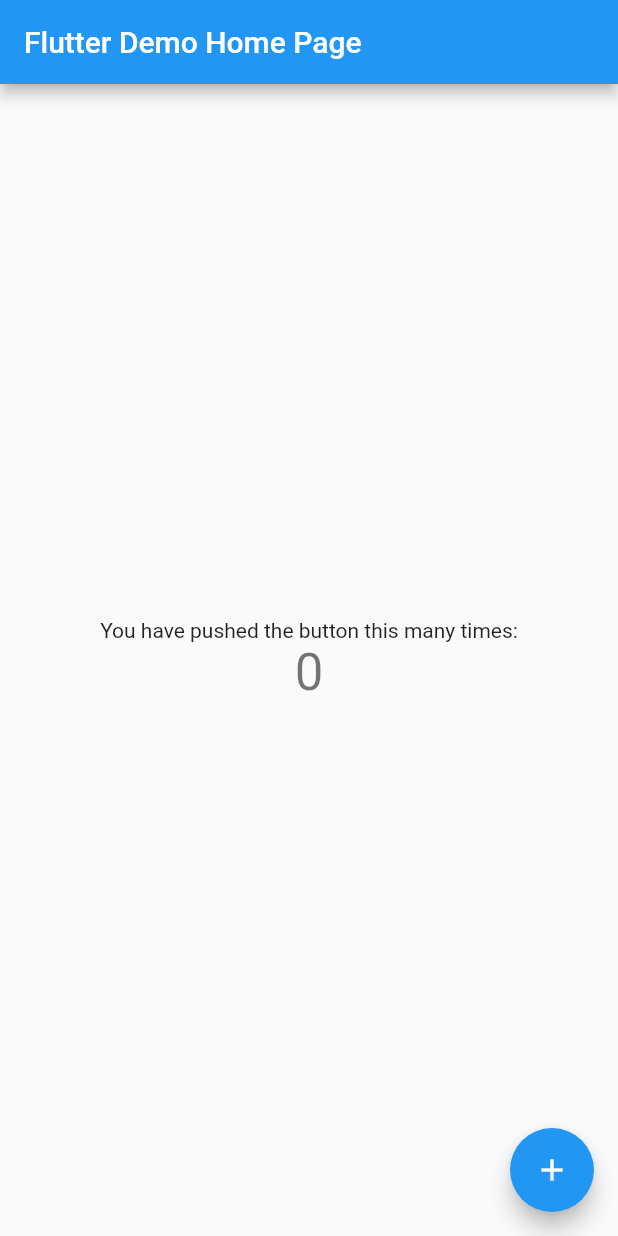
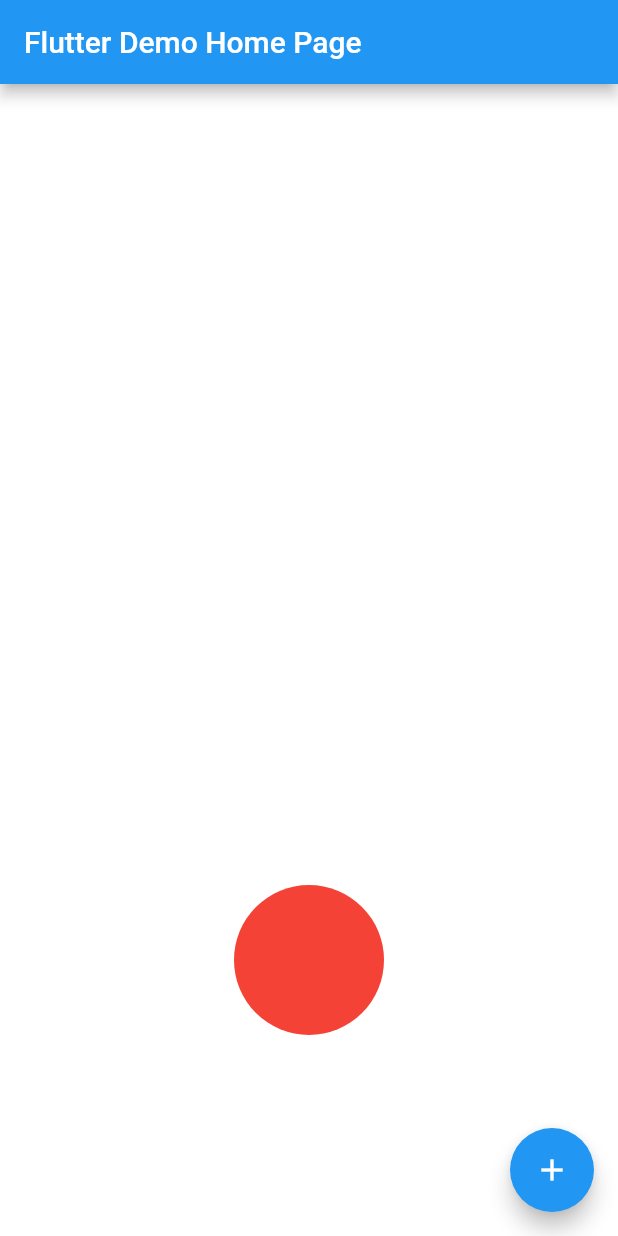
Before and after one commit to MiladAhmadiRepo/CustomPaintAndAnimation, a Flutter app: the screen it shows after launch, on a phone screen of 412 x 824 dp. Run offline on Flutter 3.47's test engine with Material 2 defaults, Android fonts, the phone set to English and light mode, and no system bars.

Commit message:
add custom painter and animation

```diff
--- /dev/null
+++ b/lib/MyScaleAnimation.dart
@@ -0,0 +1,78 @@
+import 'package:custom_paint_and_animation/MyPainter.dart';
+import 'package:flutter/material.dart';
+class MyScaleAnimation extends StatefulWidget {
+  @override
+  _MyScaleAnimationState createState() => _MyScaleAnimationState();
+}
+
+class _MyScaleAnimationState extends State<MyScaleAnimation> with SingleTickerProviderStateMixin {
+  late AnimationController _animationController;
+
+  _MyScaleAnimationState() {
+    // Start the animation in 2 seconds after screen open.
+    Future.delayed(Duration(seconds: 10))
+        .then((_) => _animationController.forward());
+  }
+
+  @override
+  void initState() {
+    super.initState();
+    _animationController = AnimationController(
+      vsync: this,
+      duration: Duration(seconds: 1),
+    );
+  }
+
+  @override
+  void dispose() {
+    // Properly dispose the controller. This is important!
+    _animationController.dispose();
+    super.dispose();
+  }
+
+  @override
+  Widget build(BuildContext context) {
+    return MaterialApp(
+      home: Container(
+        color: Colors.white,
+        child: CustomPaint(
+          painter: AnimatedCustomPainter(
+            _animationController.view,
+          ),
+        ),
+      ),
+    );
+  }
+}
+
+class AnimatedCustomPainter extends CustomPainter {
+  final _paint = Paint();
+  final Animation<double> _size;
+  final Animation<double> _offset;
+  final Animation<Color?> _color;
+
+  AnimatedCustomPainter(Animation<double> animation)
+      : _size = Tween<double>(begin: 50, end: 150).animate(animation),
+        _offset = Tween<double>(begin: 200, end: 0).animate(animation),
+        _color =
+        ColorTween(begin: Colors.red, end: Colors.blue).animate(animation),
+        super(repaint: animation);
+
+  @override
+  void paint(Canvas canvas, Size size) {
+    _paint.color = _color.value??Colors.red;
+    canvas.drawCircle(
+      Offset(
+        size.width / 2,
+        size.height / 2 + _offset.value,
+      ),
+      _size.value,
+      _paint,
+    );
+  }
+
+  @override
+  bool shouldRepaint(CustomPainter oldDelegate) {
+    return false;
+  }
+}
--- a/lib/main.dart
+++ b/lib/main.dart
@@ -1,4 +1,9 @@
+import 'package:custom_paint_and_animation/MyBookings.dart';
+import 'package:custom_paint_and_animation/MyPainter.dart';
+import 'package:custom_paint_and_animation/MyScaleAnimation.dart';
 import 'package:flutter/material.dart';
+
+
 
 void main() {
   runApp(const MyApp());
@@ -6,22 +11,11 @@ void main() {
 
 class MyApp extends StatelessWidget {
   const MyApp({Key? key}) : super(key: key);
-
-  // This widget is the root of your application.
   @override
   Widget build(BuildContext context) {
     return MaterialApp(
       title: 'Flutter Demo',
       theme: ThemeData(
-        // This is the theme of your application.
-        //
-        // Try running your application with "flutter run". You'll see the
-        // application has a blue toolbar. Then, without quitting the app, try
-        // changing the primarySwatch below to Colors.green and then invoke
-        // "hot reload" (press "r" in the console where you ran "flutter run",
-        // or simply save your changes to "hot reload" in a Flutter IDE).
-        // Notice that the counter didn't reset back to zero; the application
-        // is not restarted.
         primarySwatch: Colors.blue,
       ),
       home: const MyHomePage(title: 'Flutter Demo Home Page'),
@@ -31,80 +25,26 @@ class MyApp extends StatelessWidget {
 
 class MyHomePage extends StatefulWidget {
   const MyHomePage({Key? key, required this.title}) : super(key: key);
-
-  // This widget is the home page of your application. It is stateful, meaning
-  // that it has a State object (defined below) that contains fields that affect
-  // how it looks.
-
-  // This class is the configuration for the state. It holds the values (in this
-  // case the title) provided by the parent (in this case the App widget) and
-  // used by the build method of the State. Fields in a Widget subclass are
-  // always marked "final".
-
   final String title;
-
   @override
   State<MyHomePage> createState() => _MyHomePageState();
 }
 
 class _MyHomePageState extends State<MyHomePage> {
   int _counter = 0;
-
   void _incrementCounter() {
     setState(() {
-      // This call to setState tells the Flutter framework that something has
-      // changed in this State, which causes it to rerun the build method below
-      // so that the display can reflect the updated values. If we changed
-      // _counter without calling setState(), then the build method would not be
-      // called again, and so nothing would appear to happen.
       _counter++;
     });
   }
 
   @override
   Widget build(BuildContext context) {
-    // This method is rerun every time setState is called, for instance as done
-    // by the _incrementCounter method above.
-    //
-    // The Flutter framework has been optimized to make rerunning build methods
-    // fast, so that you can just rebuild anything that needs updating rather
-    // than having to individually change instances of widgets.
     return Scaffold(
       appBar: AppBar(
-        // Here we take the value from the MyHomePage object that was created by
-        // the App.build method, and use it to set our appbar title.
         title: Text(widget.title),
       ),
-      body: Center(
-        // Center is a layout widget. It takes a single child and positions it
-        // in the middle of the parent.
-        child: Column(
-          // Column is also a layout widget. It takes a list of children and
-          // arranges them vertically. By default, it sizes itself to fit its
-          // children horizontally, and tries to be as tall as its parent.
-          //
-          // Invoke "debug painting" (press "p" in the console, choose the
-          // "Toggle Debug Paint" action from the Flutter Inspector in Android
-          // Studio, or the "Toggle Debug Paint" command in Visual Studio Code)
-          // to see the wireframe for each widget.
-          //
-          // Column has various properties to control how it sizes itself and
-          // how it positions its children. Here we use mainAxisAlignment to
-          // center the children vertically; the main axis here is the vertical
-          // axis because Columns are vertical (the cross axis would be
-          // horizontal).
-          mainAxisAlignment: MainAxisAlignment.center,
-          children: <Widget>[
-            const Text(
-              'You have pushed the button this many times:',
-            ),
-            Text(
-              '$_counter',
-              style: Theme.of(context).textTheme.headline4,
-            ),
-          ],
-        ),
-      ),
+      body: MyScaleAnimation(),
       floatingActionButton: FloatingActionButton(
         onPressed: _incrementCounter,
         tooltip: 'Increment',
```
Also changed, not shown: lib/MyBookings.dart (added, +50 -0 lines), lib/MyPainter.dart (added, +39 -0 lines), lib/RPSCustomPainter.dart (added, +38 -0 lines).
